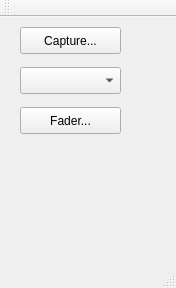
Qt form mainwindow.ui (danielkucera/Mixer-gui) before a commit.
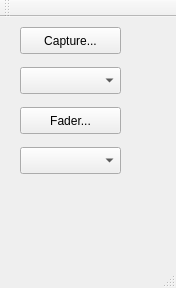
The same form after that commit.

The edit to the form file:
```diff
--- a/mainwindow.ui
+++ b/mainwindow.ui
@@ -50,6 +50,16 @@
      <string>Fader...</string>
     </property>
    </widget>
+   <widget class="QComboBox" name="saveBuffer">
+    <property name="geometry">
+     <rect>
+      <x>20</x>
+      <y>130</y>
+      <width>101</width>
+      <height>27</height>
+     </rect>
+    </property>
+   </widget>
   </widget>
   <widget class="QMenuBar" name="menuBar">
    <property name="geometry">
```
